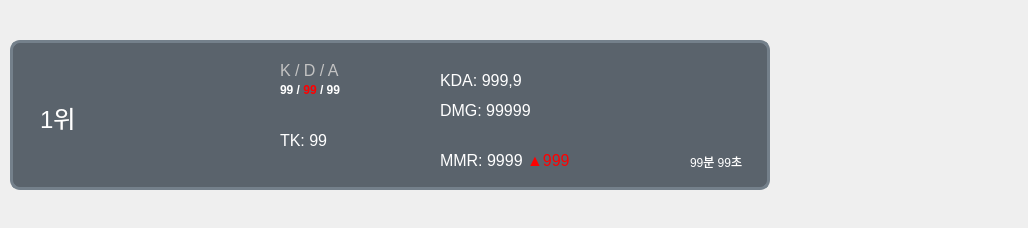
CSID-DGU/2024-1-OSSP2-team-08-GameAssistant, file Data/UI/Record/MatchRecord.ui: the form before one commit.
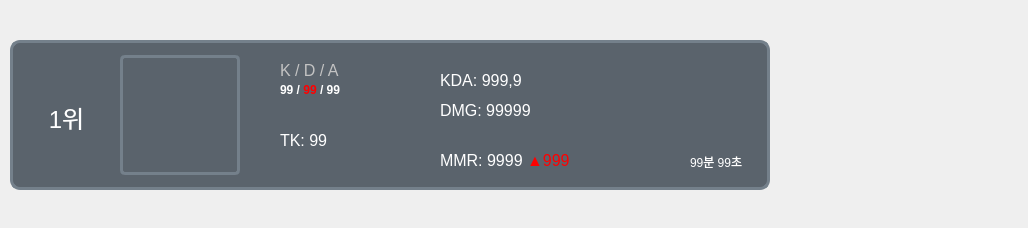
The form after the commit. Icons and pictures are not drawn.

Patch:
```diff
--- a/Data/UI/Record/MatchRecord.ui
+++ b/Data/UI/Record/MatchRecord.ui
@@ -53,7 +53,7 @@
     <property name="geometry">
      <rect>
       <x>110</x>
-      <y>10</y>
+      <y>15</y>
       <width>120</width>
       <height>120</height>
      </rect>
@@ -64,8 +64,12 @@
       <verstretch>0</verstretch>
      </sizepolicy>
     </property>
+    <property name="styleSheet">
+     <string notr="true">border: 3px solid rgb(116, 128, 139);
+border-radius: 5px;</string>
+    </property>
     <property name="text">
-     <string>&lt;html&gt;&lt;head/&gt;&lt;body&gt;&lt;p&gt;&lt;img src=&quot;:/Champ/Yuumi.webp&quot;/&gt;&lt;/p&gt;&lt;/body&gt;&lt;/html&gt;</string>
+     <string>&lt;html&gt;&lt;head/&gt;&lt;body&gt;&lt;p&gt;&lt;img src=&quot;:/champions/Champions/Mini/4.png&quot;/&gt;&lt;/p&gt;&lt;/body&gt;&lt;/html&gt;</string>
     </property>
     <property name="scaledContents">
      <bool>true</bool>
@@ -74,9 +78,9 @@
    <widget class="QLabel" name="Result">
     <property name="geometry">
      <rect>
-      <x>30</x>
+      <x>3</x>
       <y>60</y>
-      <width>61</width>
+      <width>107</width>
       <height>30</height>
      </rect>
     </property>
@@ -86,7 +90,7 @@
 background-color: rgb(90, 99, 108);</string>
     </property>
     <property name="text">
-     <string>&lt;html&gt;&lt;head/&gt;&lt;body&gt;&lt;p&gt;&lt;span style=&quot; font-size:18pt;&quot;&gt;1위&lt;/span&gt;&lt;/p&gt;&lt;/body&gt;&lt;/html&gt;</string>
+     <string>&lt;html&gt;&lt;head/&gt;&lt;body&gt;&lt;p align=&quot;center&quot;&gt;&lt;span style=&quot; font-size:18pt;&quot;&gt;1위&lt;/span&gt;&lt;/p&gt;&lt;/body&gt;&lt;/html&gt;</string>
     </property>
    </widget>
    <widget class="QLabel" name="MatchTime">
```
